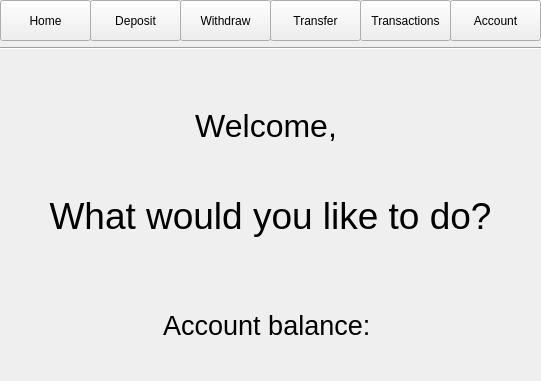
Old version of the form OOSD/mainwindow.ui in the repository joec2109/OOSD.
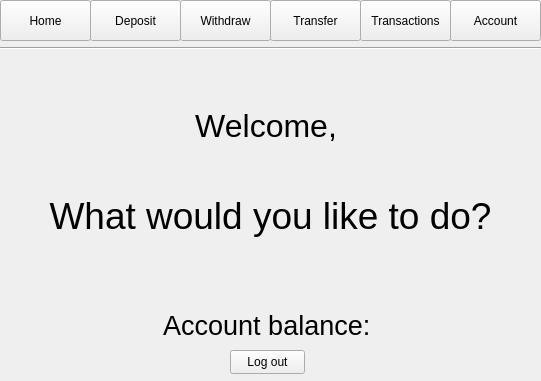
New version of the form. The open tabs and pages were chosen to show the change. Icons and pictures are not drawn.

Commit message: Further updates to admin window

What changed in the file:
```diff
--- a/OOSD/mainwindow.ui
+++ b/OOSD/mainwindow.ui
@@ -335,6 +335,19 @@
        <set>Qt::AlignCenter</set>
       </property>
      </widget>
+     <widget class="QPushButton" name="logOutButton">
+      <property name="geometry">
+       <rect>
+        <x>230</x>
+        <y>280</y>
+        <width>75</width>
+        <height>24</height>
+       </rect>
+      </property>
+      <property name="text">
+       <string>Log out</string>
+      </property>
+     </widget>
     </widget>
     <widget class="QWidget" name="depositPage">
      <widget class="QLabel" name="DepositText1">
```
Left out of the diff: 5 changed lines with no effect on the pictures. The commit also changes 6 other files.
